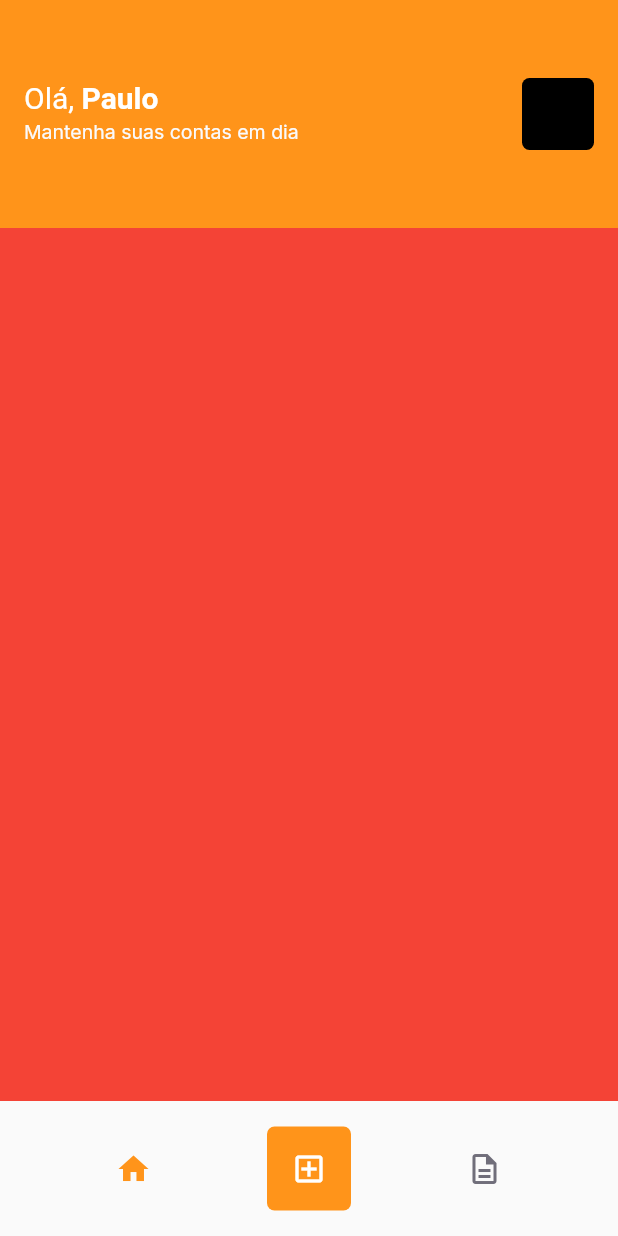
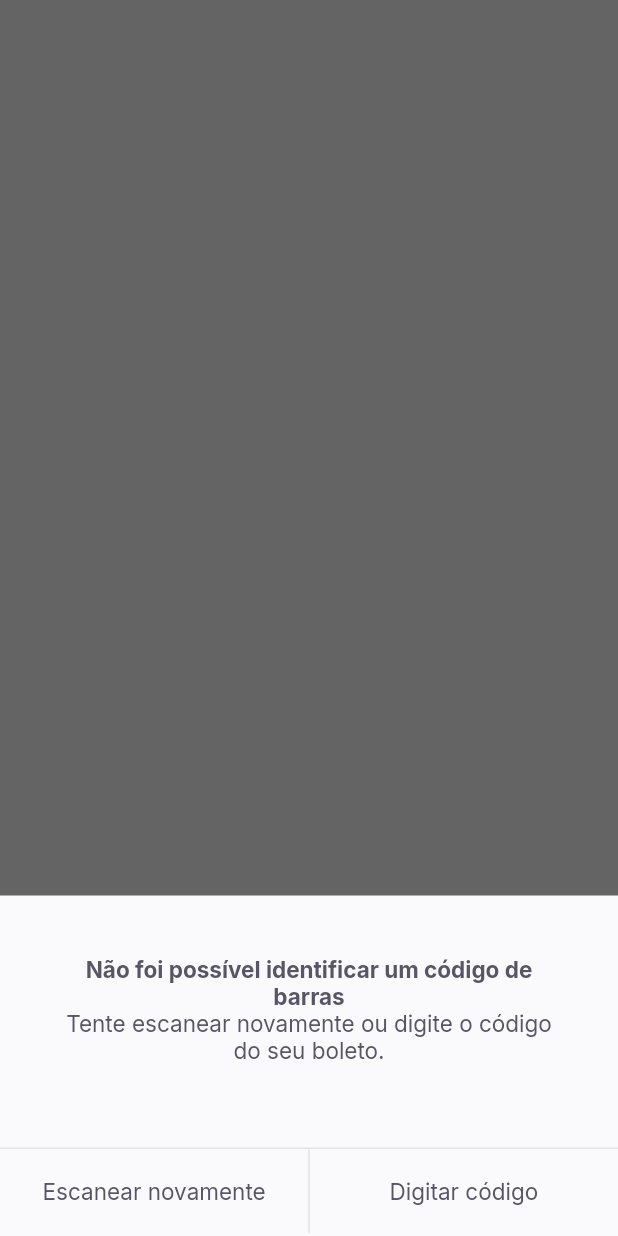
Before and after one commit to PauloAlves8039/flutter-payflow, a Flutter app: the HomePage screen opened by its route, after a tap on the "add box" icon, on a phone screen of 412 x 824 dp. Run offline on Flutter 3.47's test engine with Material 2 defaults, Android fonts, the phone set to English and light mode, and no system bars; our stand-ins replace firebase_core, google_fonts, google_sign_in, shared_preferences; accounts and stored records are empty.

Commit message:
Aula 03 - Implementação inicial da tela de scanner

```diff
--- a/lib/app_widget.dart
+++ b/lib/app_widget.dart
@@ -1,4 +1,5 @@
 import 'package:flutter/material.dart';
+import 'package:payflow/modules/barcode_scanner/barcode_scanner_page.dart';
 import 'package:payflow/modules/home/home_page.dart';
 import 'package:payflow/modules/splash/splash_page.dart';
 import 'package:payflow/shared/themes/app_colors.dart';
@@ -12,13 +13,15 @@ class AppWidget extends StatelessWidget {
       debugShowCheckedModeBanner: false,
       title: 'Pay Flow',
       theme: ThemeData(
+        primarySwatch: Colors.orange,
         primaryColor: AppColors.primary,
       ),
       initialRoute: "/splash",
       routes: {
         "/splash": (context) => SplashPage(),
         "/home": (context) => HomePage(),
-        "/login": (context) => LoginPage()
+        "/login": (context) => LoginPage(),
+        "/barcode_scanner": (context) => BarcodeScannerPage()
       },
     );
   }
--- /dev/null
+++ b/lib/modules/barcode_scanner/barcode_scanner_page.dart
@@ -0,0 +1,70 @@
+import 'package:flutter/material.dart';
+import 'package:payflow/shared/bottom_sheet/bottom_sheet_widget.dart';
+import 'package:payflow/shared/themes/app_colors.dart';
+import 'package:payflow/shared/themes/app_text_styles.dart';
+import 'package:payflow/widgets/set_label_buttons/set_label_buttons.dart';
+
+class BarcodeScannerPage extends StatefulWidget {
+  const BarcodeScannerPage({Key? key}) : super(key: key);
+
+  @override
+  _BarcodeScannerPageState createState() => _BarcodeScannerPageState();
+}
+
+class _BarcodeScannerPageState extends State<BarcodeScannerPage> {
+  @override
+  Widget build(BuildContext context) {
+    return BottomSheetWidget(
+      title: "Não foi possível identificar um código de barras",
+      subtitle: "Tente escanear novamente ou digite o código do seu boleto.",
+      primaryLabel: "Escanear novamente",
+      primaryOnPressed: () {},
+      secondaryLabel: "Digitar código",
+      secondaryOnPressed: () {},
+    );
+    return SafeArea(
+      top: true,
+      bottom: true,
+      left: true,
+      right: true,
+      child: RotatedBox(
+        quarterTurns: 1,
+        child: Scaffold(
+          appBar: AppBar(
+            backgroundColor: Colors.black,
+            title: Text(
+              "Escaneie o código de barras do boleto",
+              style: TextStyles.buttonBackground,
+            ),
+            centerTitle: true,
+            leading: BackButton(
+              color: AppColors.background,
+            ),
+          ),
+          body: Column(
+            children: [
+              Expanded(
+                  child: Container(
+                color: Colors.black,
+              )),
+              Expanded(
+                  flex: 2,
+                  child: Container(
+                    color: Colors.transparent,
+                  )),
+              Expanded(
+                  child: Container(
+                color: Colors.black.withOpacity(0.6),
+              )),
+            ],
+          ),
+          bottomNavigationBar: SetLabelButtons(
+              primaryLabel: "Inserir código do boleto",
+              primaryOnPressed: () {},
+              secondaryLabel: "Adicionar da galeria",
+              secondaryOnPressed: () {}),
+        ),
+      ),
+    );
+  }
+}
--- a/lib/modules/home/home_page.dart
+++ b/lib/modules/home/home_page.dart
@@ -72,7 +72,7 @@ class _HomePageState extends State<HomePage> {
                 )),
             GestureDetector(
               onTap: () {
-                print("Clicou");
+                Navigator.pushNamed(context, "/barcode_scanner");
               },
               child: Container(
                 width: 56,
--- /dev/null
+++ b/lib/shared/bottom_sheet/bottom_sheet_widget.dart
@@ -0,0 +1,78 @@
+import 'package:flutter/material.dart';
+
+import 'package:payflow/shared/themes/app_colors.dart';
+import 'package:payflow/shared/themes/app_text_styles.dart';
+import 'package:payflow/widgets/set_label_buttons/set_label_buttons.dart';
+
+class BottomSheetWidget extends StatelessWidget {
+  final String primaryLabel;
+  final VoidCallback primaryOnPressed;
+  final String secondaryLabel;
+  final VoidCallback secondaryOnPressed;
+  final String title;
+  final String subtitle;
+  const BottomSheetWidget({
+    Key? key,
+    required this.primaryLabel,
+    required this.primaryOnPressed,
+    required this.secondaryLabel,
+    required this.secondaryOnPressed,
+    required this.title,
+    required this.subtitle,
+  }) : super(key: key);
+
+  @override
+  Widget build(BuildContext context) {
+    return Material(
+      child: Container(
+        color: AppColors.shape,
+        child: Column(
+          children: [
+            Expanded(
+                child: Container(
+              color: Colors.black.withOpacity(0.6),
+            )),
+            Column(
+              children: [
+                Padding(
+                  padding: const EdgeInsets.all(40),
+                  child: Text.rich(
+                    TextSpan(
+                        text: title,
+                        style: TextStyles.buttonBoldHeading,
+                        children: [
+                          TextSpan(
+                            text: "\n$subtitle",
+                            style: TextStyles.buttonHeading,
+                          ),
+                        ]),
+                    textAlign: TextAlign.center,
+                  ),
+                ),
+                Row(
+                  children: [
+                    Divider(
+                      thickness: 1,
+                      color: AppColors.stroke,
+                      endIndent: 0,
+                    ),
+                  ],
+                ),
+                Container(
+                  height: 1,
+                  color: AppColors.stroke,
+                ),
+                SetLabelButtons(
+                    primaryLabel: primaryLabel,
+                    primaryOnPressed: primaryOnPressed,
+                    secondaryLabel: secondaryLabel,
+                    secondaryOnPressed: secondaryOnPressed),
+                SizedBox(height: 2),
+              ],
+            ),
+          ],
+        ),
+      ),
+    );
+  }
+}
--- /dev/null
+++ b/lib/widgets/divider_vertical/divider_vertical_widget.dart
@@ -0,0 +1,15 @@
+import 'package:flutter/material.dart';
+import 'package:payflow/shared/themes/app_colors.dart';
+
+class DividerVerticalWidget extends StatelessWidget {
+  const DividerVerticalWidget({Key? key}) : super(key: key);
+
+  @override
+  Widget build(BuildContext context) {
+    return Container(
+      width: 1,
+      height: double.maxFinite,
+      color: AppColors.stroke,
+    );
+  }
+}
--- /dev/null
+++ b/lib/widgets/label_button/label_button.dart
@@ -0,0 +1,29 @@
+import 'package:flutter/material.dart';
+
+import 'package:payflow/shared/themes/app_text_styles.dart';
+
+class LabelButton extends StatelessWidget {
+  final String label;
+  final VoidCallback onPressed;
+  final TextStyle? style;
+  const LabelButton({
+    Key? key,
+    required this.label,
+    required this.onPressed,
+    this.style,
+  }) : super(key: key);
+
+  @override
+  Widget build(BuildContext context) {
+    return Container(
+      height: 56,
+      child: TextButton(
+        onPressed: onPressed,
+        child: Text(
+          label,
+          style: style ?? TextStyles.buttonHeading,
+        ),
+      ),
+    );
+  }
+}
--- /dev/null
+++ b/lib/widgets/set_label_buttons/set_label_buttons.dart
@@ -0,0 +1,38 @@
+import 'package:flutter/material.dart';
+
+import 'package:payflow/widgets/divider_vertical/divider_vertical_widget.dart';
+import 'package:payflow/widgets/label_button/label_button.dart';
+
+class SetLabelButtons extends StatelessWidget {
+  final String primaryLabel;
+  final VoidCallback primaryOnPressed;
+  final String secondaryLabel;
+  final VoidCallback secondaryOnPressed;
+  final bool enablePrimaryColor;
+  const SetLabelButtons({
+    Key? key,
+    required this.primaryLabel,
+    required this.primaryOnPressed,
+    required this.secondaryLabel,
+    required this.secondaryOnPressed,
+    this.enablePrimaryColor = false,
+  }) : super(key: key);
+
+  @override
+  Widget build(BuildContext context) {
+    return Container(
+      height: 56,
+      child: Row(
+        children: [
+          Expanded(
+              child: LabelButton(
+                  label: primaryLabel, onPressed: primaryOnPressed)),
+          DividerVerticalWidget(),
+          Expanded(
+              child: LabelButton(
+                  label: secondaryLabel, onPressed: secondaryOnPressed)),
+        ],
+      ),
+    );
+  }
+}
--- a/pubspec.yaml
+++ b/pubspec.yaml
@@ -32,6 +32,9 @@ dependencies:
   google_sign_in: ^5.0.4
   google_sign_in_web: ^0.10.0
   shared_preferences: ^2.0.6
+  google_ml_kit: ^0.6.0
+  camera: ^0.8.1+3
+  image_picker: ^0.8.0+4
 
 dev_dependencies:
   flutter_test:
```
Also changed, not shown: pubspec.lock.
